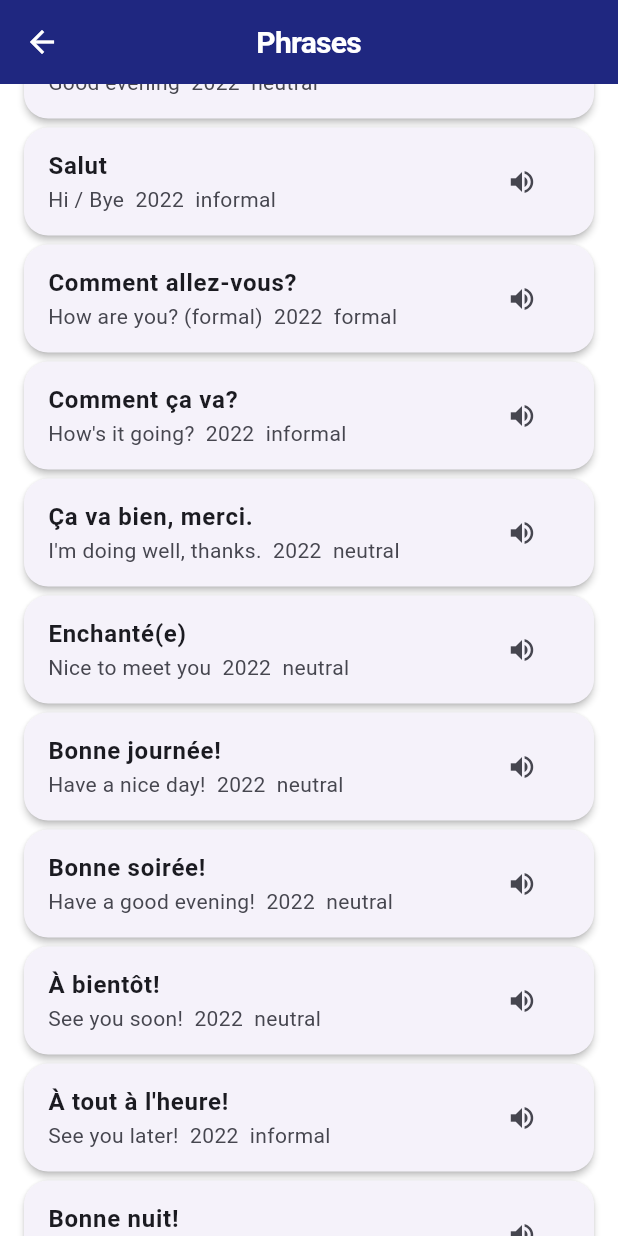
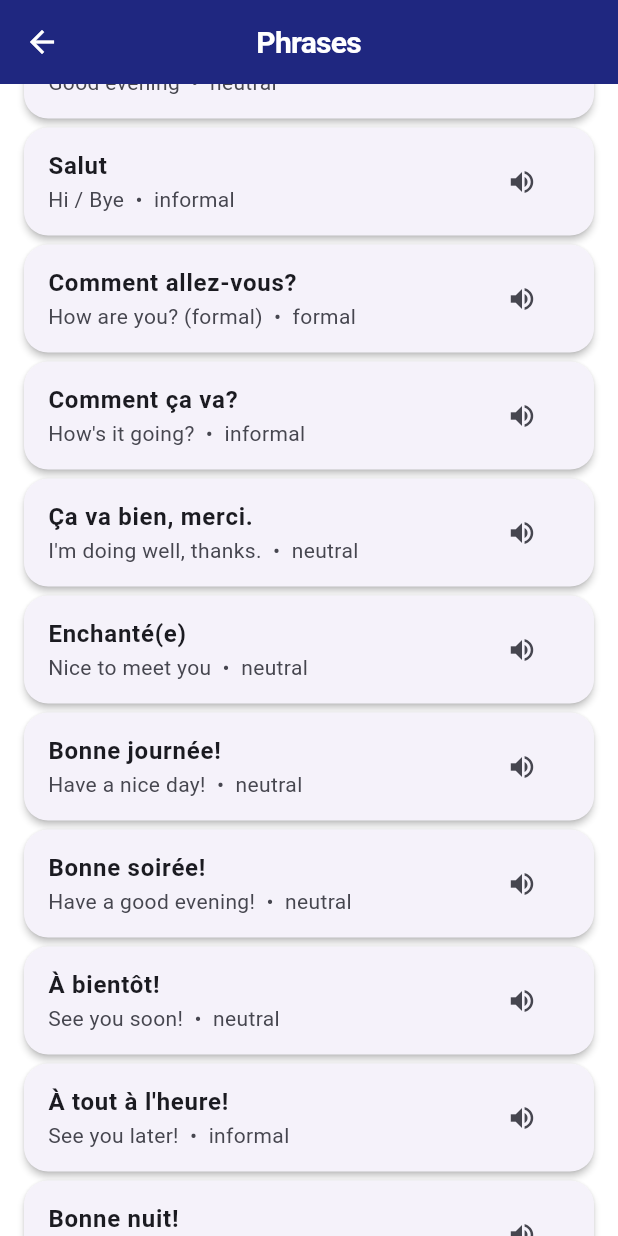
Before and after one commit to Craftguy-Billies/try, a Flutter app: the PhrasesScreen screen opened by its route, scrolled down 576 dp, on a phone screen of 412 x 824 dp. Run offline on Flutter 3.47's test engine with Material 3 defaults, Android fonts, the phone set to English and light mode, and no system bars; our stand-ins replace fl_chart, flutter_tts, google_fonts, shared_preferences; accounts and stored records are empty.

Commit message:
fix: replace literal 2022 with bullet character in phrases screen, move side effect out of build() in grammar lesson screen
- Fix visible bug: literal '2022' digits replaced with proper \u2022 bullet in phrase formality display
- Fix architecture bug: move _logExercisesComplete() from build() to post-frame callback to avoid side effects during rendering

Co-authored-by: openhands <openhands@all-hands.dev>

```diff
--- a/lib/screens/grammar/grammar_lesson_screen.dart
+++ b/lib/screens/grammar/grammar_lesson_screen.dart
@@ -64,7 +64,9 @@ class _GrammarLessonScreenState extends State<GrammarLessonScreen> {
     final isFr = Localizations.localeOf(context).languageCode == 'fr';
     final lesson = widget.lesson;
     if (_exerciseIdx >= lesson.exercises.length && lesson.exercises.isNotEmpty && !_exercisesCompleteLogged) {
-      _logExercisesComplete(lesson);
+      WidgetsBinding.instance.addPostFrameCallback((_) {
+        if (mounted) _logExercisesComplete(lesson);
+      });
     }
     return Scaffold(
       appBar: AppBar(title: Text(isFr ? lesson.titleFr : lesson.titleEn)),
--- a/lib/screens/phrases/phrases_screen.dart
+++ b/lib/screens/phrases/phrases_screen.dart
@@ -93,7 +93,7 @@ class PhrasesScreen extends StatelessWidget {
         ...phrases.map((p) => Card(margin: const EdgeInsets.only(bottom: 6),
           child: ListTile(
             title: Text(p.french, style: const TextStyle(fontWeight: FontWeight.w600)),
-            subtitle: Text(p.english + (p.formality != null ? '  2022  ${p.formality}' : '')),
+            subtitle: Text(p.english + (p.formality != null ? '  \u2022  ${p.formality}' : '')),
             onTap: () {
               _logger.logTap('Phrases', 'phrase:${p.french}', data: {'section': title, 'english': p.english});
             },
```
